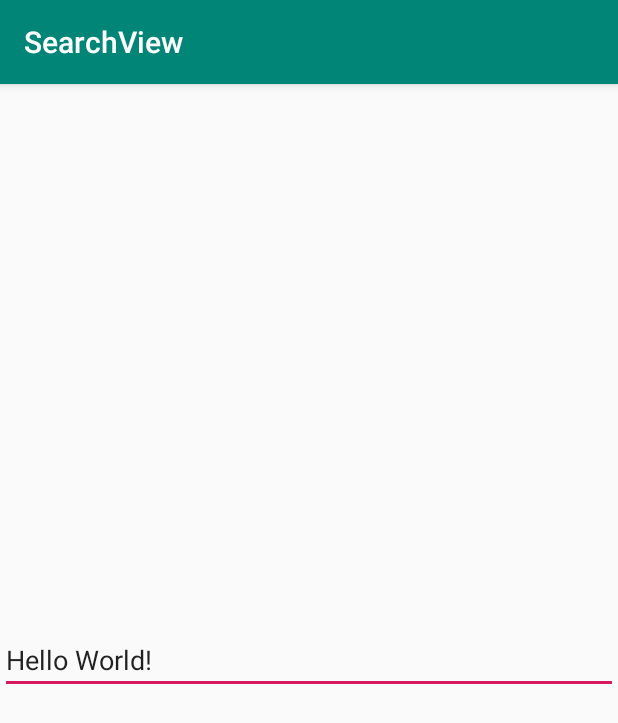
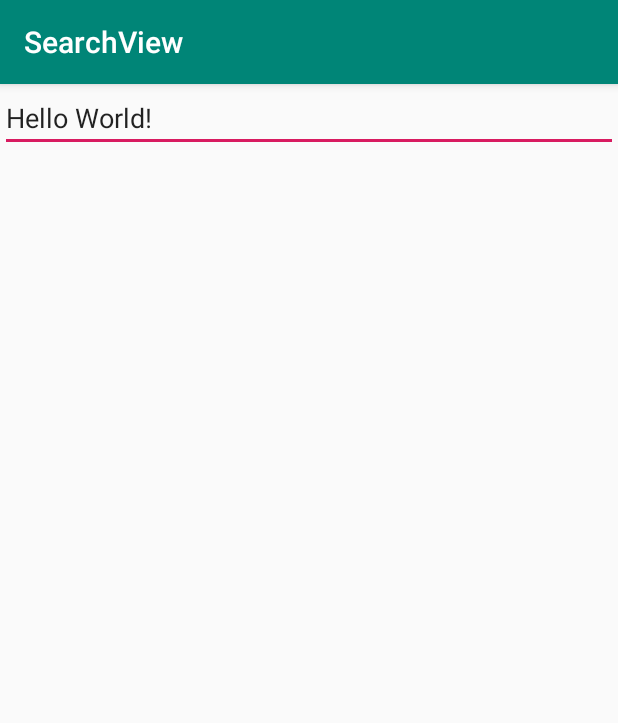
Before and after one commit to desfate/SearchView, an Android app: the screen it shows after launch (MainActivity), on a phone screen of 412 x 824 dp. Shown: the top 723 px of the screen. Run offline under Robolectric (Android 15) with nearby library versions, the phone set to English and light mode, and no system bars; our stand-ins replace RxJava; libraries missing offline, so code that uses them is left out: com.jakewharton.rxbinding3; 2 statements that could not run were skipped.

Commit message:
搜索完成

```diff
--- a/app/build.gradle
+++ b/app/build.gradle
@@ -4,7 +4,7 @@ android {
     compileSdkVersion 28
     defaultConfig {
         applicationId "com.defate.searchview"
-        minSdkVersion 26
+        minSdkVersion 22
         targetSdkVersion 28
         versionCode 1
         versionName "1.0"
--- a/app/src/main/java/com/defate/searchview/MainActivity.java
+++ b/app/src/main/java/com/defate/searchview/MainActivity.java
@@ -2,9 +2,16 @@ package com.defate.searchview;
 
 import androidx.appcompat.app.AppCompatActivity;
 
+import android.content.Context;
 import android.os.Bundle;
 import android.text.TextUtils;
+import android.view.LayoutInflater;
+import android.view.View;
+import android.view.ViewGroup;
+import android.widget.BaseAdapter;
 import android.widget.EditText;
+import android.widget.ListView;
+import android.widget.TextView;
 
 import com.jakewharton.rxbinding3.widget.RxTextView;
 
@@ -19,13 +26,12 @@ import io.reactivex.functions.Consumer;
 
 
 public class MainActivity extends AppCompatActivity {
-
     EditText edit_view;
+    ListView mListView;
     List<ItemEntity> dateList = new ArrayList<>();
-
     List<ItemEntity> valueList = new ArrayList<>();
-
     DefaultFuzzySearchRule mIFuzzySearchRule;
+    SearchAdapter searchAdapter;
 
     @Override
     protected void onCreate(Bundle savedInstanceState) {
@@ -34,8 +40,9 @@ public class MainActivity extends AppCompatActivity {
         edit_view = findViewById(R.id.edit_view);
         dateList = fillData(getResources().getStringArray(R.array.region));
         mIFuzzySearchRule = new DefaultFuzzySearchRule();
-
-
+        mListView = findViewById(R.id.mListView);
+        searchAdapter = new SearchAdapter(valueList, this);
+        mListView.setAdapter(searchAdapter);
         RxTextView.textChanges(edit_view)
                 .debounce (1, TimeUnit.SECONDS).skip(1)
                 .observeOn(AndroidSchedulers.mainThread())
@@ -48,6 +55,7 @@ public class MainActivity extends AppCompatActivity {
 
                     @Override
                     public void onNext(CharSequence charSequence) {
+                        valueList.clear();
                         if (TextUtils.isEmpty(charSequence)) {
 
                         } else {
@@ -57,7 +65,14 @@ public class MainActivity extends AppCompatActivity {
                                 }
                             }
                         }
-                        System.out.println(valueList);
+//                        for(int i = 0; i < valueList.size(); i--){
+                            System.out.println("搜索到了数据 ="+valueList.size());
+//                        }
+//                        for (ItemEntity item : valueList) {
+//                            System.out.println(item.getValue());
+//                        }
+                        searchAdapter.notifyDataSetChanged();
+//                        System.out.println(valueList);
                     }
 
                     @Override
@@ -93,6 +108,51 @@ public class MainActivity extends AppCompatActivity {
             sortList.add(new ItemEntity(item, letter, pinyinList));
         }
         return sortList;
+    }
 
+    class SearchAdapter extends BaseAdapter{
+        List<ItemEntity> valueList = new ArrayList<>();
+        Context context;
+        SearchAdapter( List<ItemEntity> valueList, Context context){
+            this.valueList = valueList;
+            this.context = context;
+        }
+
+        @Override
+        public int getCount() {
+            return valueList.size();
+        }
+
+        @Override
+        public Object getItem(int position) {
+            return valueList.get(position);
+        }
+
+        @Override
+        public long getItemId(int position) {
+            return position;
+        }
+
+        @Override
+        public View getView(int position, View convertView, ViewGroup parent) {
+            HolderView holderView;
+            if (convertView == null) {
+                holderView = new HolderView();
+                convertView = LayoutInflater.from(context).inflate(R.layout.item_view, null);
+                convertView.setTag(holderView);
+            } else {
+                holderView = (HolderView) convertView.getTag();
+            }
+            holderView.mytest = convertView.findViewById(R.id.item_txt);
+            ItemEntity data = valueList.get(position);
+            if (data != null) {
+                holderView.mytest.setText(data.getValue());
+            }
+            return convertView;
+        }
+
+        class HolderView{
+            TextView mytest;
+        }
     }
 }
--- a/app/src/main/res/layout/activity_main.xml
+++ b/app/src/main/res/layout/activity_main.xml
@@ -11,11 +11,17 @@
         android:layout_width="match_parent"
         android:layout_height="wrap_content"
         android:text="Hello World!"
-        app:layout_constraintBottom_toBottomOf="parent"
         app:layout_constraintLeft_toLeftOf="parent"
         app:layout_constraintRight_toRightOf="parent"
         app:layout_constraintTop_toTopOf="parent" />
 
+    <ListView
+        android:id="@+id/mListView"
+        android:layout_width="match_parent"
+        android:layout_height="wrap_content"
+        app:layout_constraintBottom_toBottomOf="parent"
+        app:layout_constraintTop_toBottomOf="@+id/edit_view" />
+
 
 
 </androidx.constraintlayout.widget.ConstraintLayout>
--- a/app/src/main/res/values/arrays.xml
+++ b/app/src/main/res/values/arrays.xml
@@ -35,5 +35,28 @@
         <item>西藏自治区</item>
         <item>香港特别行政区</item>
         <item>澳门特别行政区</item>
+        <item>CD1023JDK</item><item>ED1023JDK</item><item>CD1s023JDK</item>
+        <item>CD1023JDK</item><item>ED1023JDK</item><item>CD10s23JDK</item>
+        <item>CD1023JDK</item><item>ED1023JDK</item><item>CD1d023JDK</item>
+        <item>CD1023JDK</item><item>EDD1023JDK</item><item>CDf1023JDK</item>
+        <item>CD1023JDK</item><item>EDD1023JDK</item><item>CDg1023JDK</item>
+        <item>CD1023JDK</item><item>ED023JDK</item><item>CD1023hJDK</item>
+        <item>CD1023JDK</item><item>ED1023JDK</item><item>CD1s023JDK</item>
+        <item>CD1023JDK</item><item>ED1023JDK</item><item>CD10a23JDK</item>
+        <item>CD1023JDK</item><item>CDED1023JDK</item><item>CDd1023JDK</item>
+
+
+
+
+
+
+
+
+
+
+
+
+
+
     </string-array>
 </resources>
```
Also changed, not shown: app/src/main/res/layout/item_view.xml (added, +13 -0 lines).
